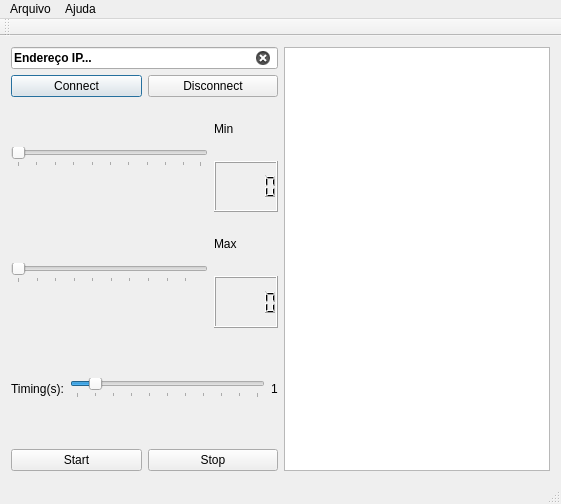
Before: the Qt Designer form Unidade 3/clientProducer/mainwindow.ui in victorers1/DCA1202-ProgramacaoAvancada, drawn with Qt 5.
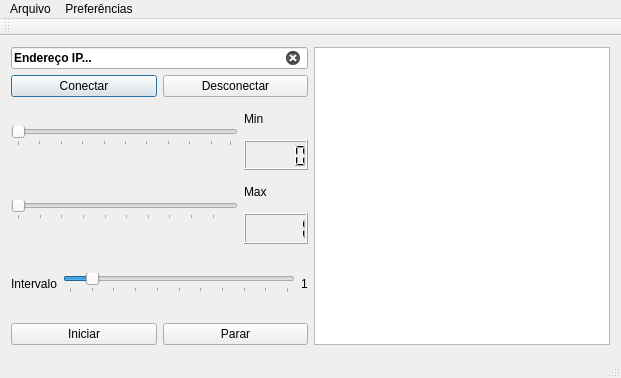
After: the same form once the commit is applied. Icons and pictures are not drawn.

What changed in the file:
```diff
--- a/Unidade 3/clientProducer/mainwindow.ui
+++ b/Unidade 3/clientProducer/mainwindow.ui
@@ -6,8 +6,8 @@
    <rect>
     <x>0</x>
     <y>0</y>
-    <width>561</width>
-    <height>504</height>
+    <width>621</width>
+    <height>378</height>
    </rect>
   </property>
   <property name="windowTitle">
@@ -47,7 +47,7 @@
         <item>
          <widget class="QPushButton" name="btnConnect">
           <property name="text">
-           <string>Connect</string>
+           <string>Conectar</string>
           </property>
           <property name="icon">
            <iconset resource="arquivosusados.qrc">
@@ -70,7 +70,7 @@
         <item>
          <widget class="QPushButton" name="btnDisconnect">
           <property name="text">
-           <string>Disconnect</string>
+           <string>Desconectar</string>
           </property>
           <property name="icon">
            <iconset resource="arquivosusados.qrc">
@@ -142,7 +142,11 @@
            </widget>
           </item>
           <item>
-           <widget class="QLCDNumber" name="lcdMax"/>
+           <widget class="QLCDNumber" name="lcdMax">
+            <property name="intValue" stdset="0">
+             <number>1</number>
+            </property>
+           </widget>
           </item>
          </layout>
         </item>
@@ -153,7 +157,7 @@
         <item>
          <widget class="QLabel" name="label">
           <property name="text">
-           <string>Timing(s):</string>
+           <string>Intervalo</string>
           </property>
          </widget>
         </item>
@@ -196,14 +200,14 @@
         <item>
          <widget class="QPushButton" name="btnStart">
           <property name="text">
-           <string>Start</string>
+           <string>Iniciar</string>
           </property>
          </widget>
         </item>
         <item>
          <widget class="QPushButton" name="btnStop">
           <property name="text">
-           <string>Stop</string>
+           <string>Parar</string>
           </property>
          </widget>
         </item>
@@ -237,7 +241,7 @@
     <rect>
      <x>0</x>
      <y>0</y>
-     <width>561</width>
+     <width>621</width>
      <height>21</height>
     </rect>
    </property>
@@ -251,7 +255,7 @@
    </widget>
    <widget class="QMenu" name="menuAjuda">
     <property name="title">
-     <string>Ajuda</string>
+     <string>Preferências</string>
     </property>
    </widget>
    <addaction name="menuArquivo"/>
```
Left out of the diff: 20 changed lines with no effect on the pictures.
